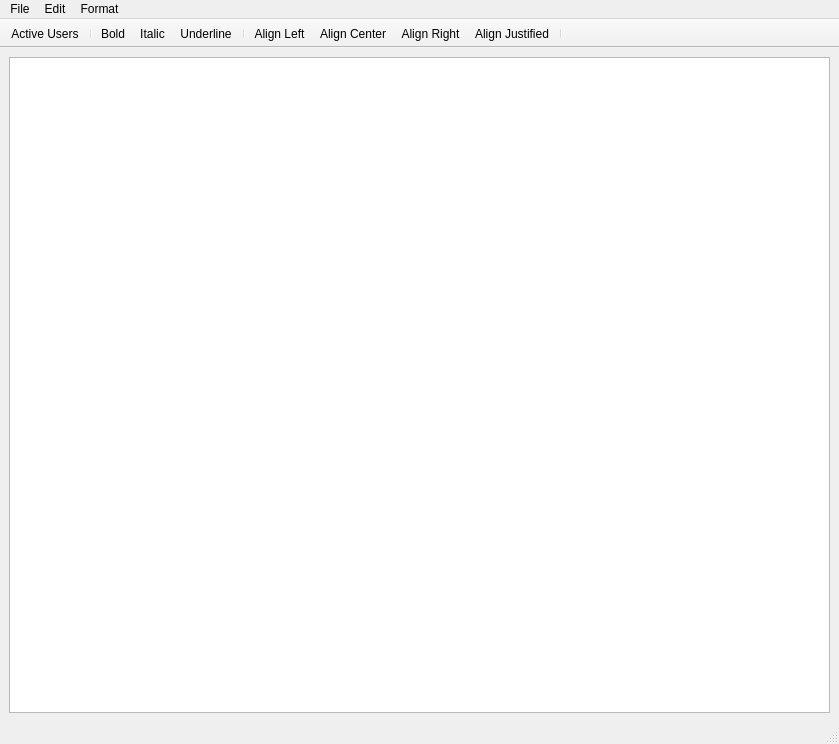
Qt form editor/MainEditor.ui (gianluca-amprimo/pds-project) before a commit.
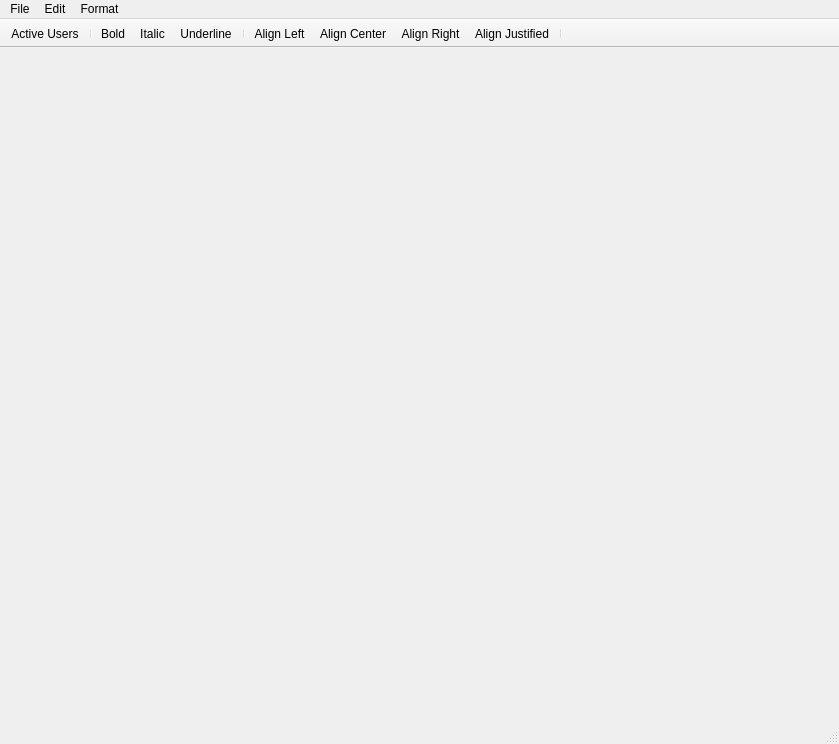
The same form after that commit. Icons and pictures are not drawn.

Diff of the .ui file:
```diff
--- a/editor/MainEditor.ui
+++ b/editor/MainEditor.ui
@@ -20,11 +20,7 @@
    <property name="layoutDirection">
     <enum>Qt::RightToLeft</enum>
    </property>
-   <layout class="QGridLayout" name="gridLayout">
-    <item row="1" column="0">
-     <widget class="QTextEdit" name="textArea"/>
-    </item>
-   </layout>
+   <layout class="QGridLayout" name="gridLayout"/>
   </widget>
   <widget class="QMenuBar" name="menuBar">
    <property name="geometry">
```
